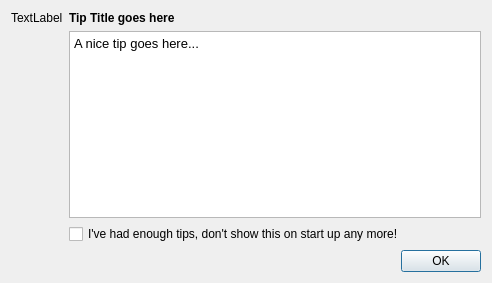
sourcepole/qgis, file qgis/src/ui/qgstipguibase.ui: the form before one commit.
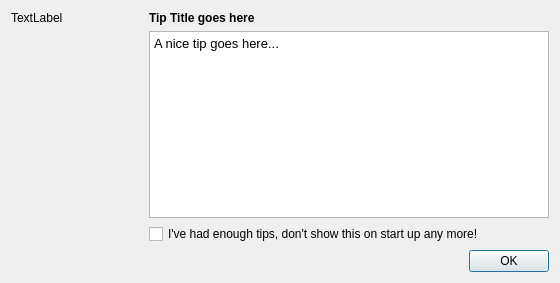
The form after the commit.

```diff
--- a/qgis/src/ui/qgstipguibase.ui
+++ b/qgis/src/ui/qgstipguibase.ui
@@ -6,7 +6,7 @@
    <rect>
     <x>0</x>
     <y>0</y>
-    <width>492</width>
+    <width>560</width>
     <height>283</height>
    </rect>
   </property>
@@ -21,7 +21,7 @@
      </property>
     </widget>
    </item>
-   <item row="0" column="1">
+   <item row="0" column="1" colspan="2">
     <widget class="QLabel" name="lblTitle">
      <property name="styleSheet">
       <string notr="true">font-weight: bold; </string>
@@ -34,7 +34,7 @@
      </property>
     </widget>
    </item>
-   <item row="1" column="1">
+   <item row="1" column="1" colspan="3">
     <widget class="QTextBrowser" name="txtTip">
      <property name="sizePolicy">
       <sizepolicy hsizetype="Expanding" vsizetype="Expanding">
@@ -46,22 +46,22 @@
       <string>&lt;!DOCTYPE HTML PUBLIC &quot;-//W3C//DTD HTML 4.0//EN&quot; &quot;http://www.w3.org/TR/REC-html40/strict.dtd&quot;&gt;
 &lt;html&gt;&lt;head&gt;&lt;meta name=&quot;qrichtext&quot; content=&quot;1&quot; /&gt;&lt;style type=&quot;text/css&quot;&gt;
 p, li { white-space: pre-wrap; }
-&lt;/style&gt;&lt;/head&gt;&lt;body style=&quot; font-family:'Ubuntu'; font-size:10pt; font-weight:400; font-style:normal;&quot;&gt;
-&lt;p style=&quot; margin-top:0px; margin-bottom:0px; margin-left:0px; margin-right:0px; -qt-block-indent:0; text-indent:0px;&quot;&gt;A nice tip goes here...&lt;/p&gt;&lt;/body&gt;&lt;/html&gt;</string>
+&lt;/style&gt;&lt;/head&gt;&lt;body style=&quot; font-family:'Wine Sans Serif'; font-size:12pt; font-weight:400; font-style:normal;&quot;&gt;
+&lt;p style=&quot; margin-top:0px; margin-bottom:0px; margin-left:0px; margin-right:0px; -qt-block-indent:0; text-indent:0px;&quot;&gt;&lt;span style=&quot; font-family:'Ubuntu'; font-size:10pt;&quot;&gt;A nice tip goes here...&lt;/span&gt;&lt;/p&gt;&lt;/body&gt;&lt;/html&gt;</string>
      </property>
      <property name="openExternalLinks">
       <bool>true</bool>
      </property>
     </widget>
    </item>
-   <item row="2" column="1">
+   <item row="2" column="1" colspan="3">
     <widget class="QCheckBox" name="cbxDisableTips">
      <property name="text">
       <string>I've had enough tips, don't show this on start up any more!</string>
      </property>
     </widget>
    </item>
-   <item row="3" column="1">
+   <item row="3" column="1" colspan="3">
     <widget class="QDialogButtonBox" name="buttonBox">
      <property name="orientation">
       <enum>Qt::Horizontal</enum>
```
